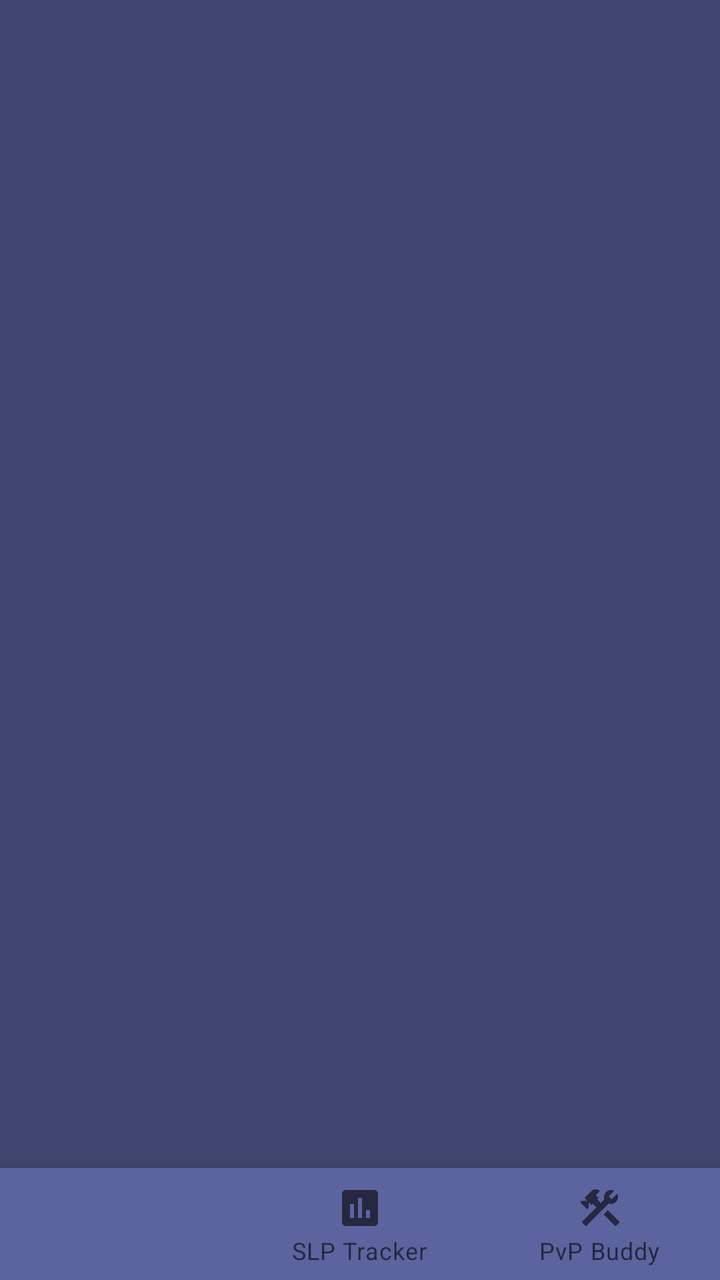
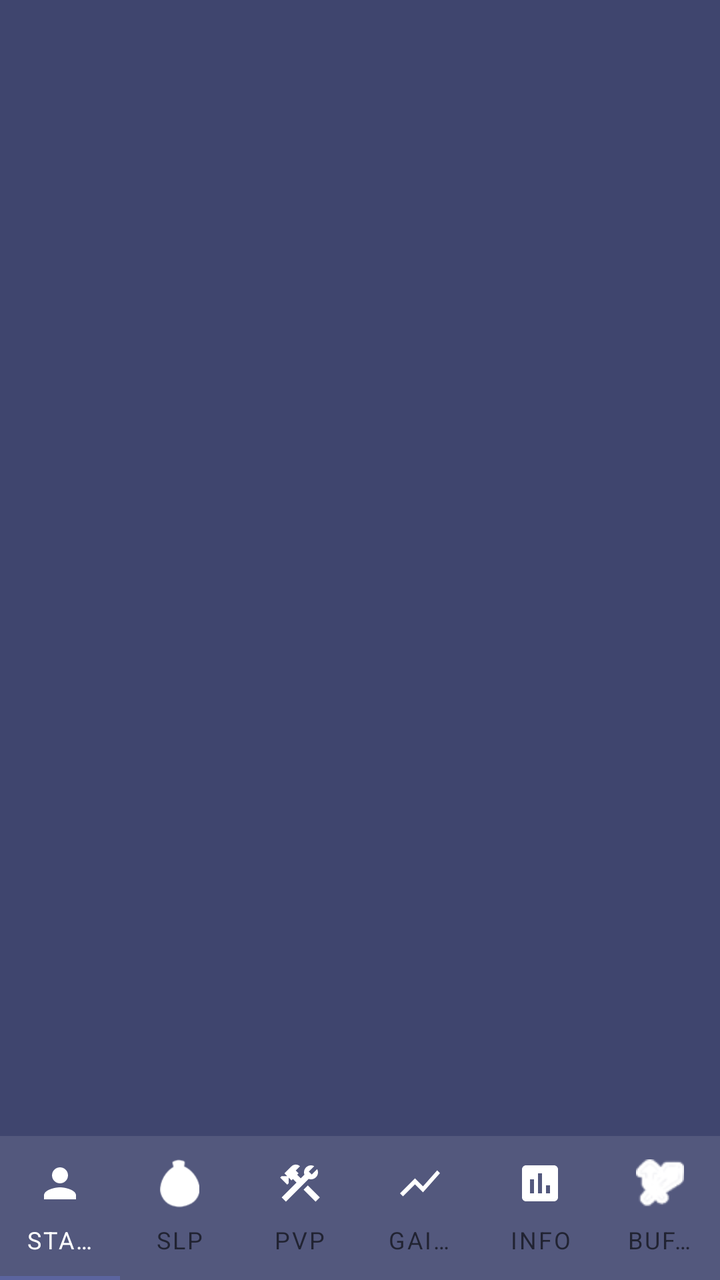

An Android layout rendered at two revisions. The XML below is the earlier revision; the diff shows what the commit changed to produce the second picture.
<!-- AndroidManifest.xml: application theme Theme.LFGAxieCompanionApp.NoActionBar -->
<!-- res/layout/activity_main.xml -->
<?xml version="1.0" encoding="utf-8"?>
<androidx.constraintlayout.widget.ConstraintLayout xmlns:android="http://schemas.android.com/apk/res/android"
    xmlns:app="http://schemas.android.com/apk/res-auto"
    xmlns:tools="http://schemas.android.com/tools"
    android:layout_width="match_parent"
    android:layout_height="match_parent"
    android:background="@color/colorPrimary"
    tools:context=".app.presentation.login.LoginActivity">

    <androidx.viewpager2.widget.ViewPager2
        android:layout_width="match_parent"
        android:layout_height="0dp"
        app:layout_constraintEnd_toEndOf="parent"
        app:layout_constraintStart_toStartOf="parent"
        app:layout_constraintTop_toTopOf="parent"
        app:layout_constraintBottom_toTopOf="@id/bottomNav"
        />

    <com.google.android.material.bottomnavigation.BottomNavigationView
        android:id="@+id/bottomNav"
        android:layout_width="match_parent"
        android:background="@color/colorSecondary"
        android:elevation="8dp"
        android:layout_height="0dp"
        app:layout_constraintEnd_toEndOf="parent"
        app:layout_constraintStart_toStartOf="parent"
        app:layout_constraintBottom_toBottomOf="parent"
        app:menu="@menu/bottom_nav"
        />

</androidx.constraintlayout.widget.ConstraintLayout>
<!-- resources referenced by this layout -->
<resources>
  <color name="colorPrimary">#3F456E</color>
  <color name="colorSecondary">#5B649F</color>
  <style name="Theme.LFGAxieCompanionApp.NoActionBar">
          <item name="windowActionBar">false</item>
          <item name="windowNoTitle">true</item>
      </style>
</resources>

<!-- the commit's change to res/layout/activity_main.xml (unified diff, before → after) -->
@@ -8,24 +8,76 @@
     tools:context=".app.presentation.login.LoginActivity">
 
     <androidx.viewpager2.widget.ViewPager2
+        android:id="@+id/viewPager"
         android:layout_width="match_parent"
         android:layout_height="0dp"
+        app:layout_constraintBottom_toTopOf="@id/tabBottom"
         app:layout_constraintEnd_toEndOf="parent"
         app:layout_constraintStart_toStartOf="parent"
-        app:layout_constraintTop_toTopOf="parent"
-        app:layout_constraintBottom_toTopOf="@id/bottomNav"
-        />
+        app:layout_constraintTop_toTopOf="parent" />
 
-    <com.google.android.material.bottomnavigation.BottomNavigationView
-        android:id="@+id/bottomNav"
+    <com.google.android.material.tabs.TabLayout
+        android:id="@+id/tabBottom"
         android:layout_width="match_parent"
-        android:background="@color/colorSecondary"
-        android:elevation="8dp"
-        android:layout_height="0dp"
+        android:layout_height="wrap_content"
+        android:background="@color/tableField2"
+        app:layout_constraintBottom_toBottomOf="parent"
         app:layout_constraintEnd_toEndOf="parent"
+        app:layout_constraintTop_toBottomOf="@id/viewPager"
         app:layout_constraintStart_toStartOf="parent"
-        app:layout_constraintBottom_toBottomOf="parent"
-        app:menu="@menu/bottom_nav"
-        />
+        app:tabSelectedTextColor="@color/white"
+        app:tabIconTint="@color/white"
+        app:tabGravity="fill"
+        app:tabTextAppearance="@style/LFGTabText">
+
+        <com.google.android.material.tabs.TabItem
+            android:layout_width="wrap_content"
+            android:layout_height="match_parent"
+            android:icon="@drawable/ic_baseline_person_24"
+            android:text="Stats" />
+
+        <com.google.android.material.tabs.TabItem
+            android:layout_width="wrap_content"
+            android:layout_height="match_parent"
+            android:icon="@drawable/icon_slp___copy"
+            android:text="SLP" />
+
+        <com.google.android.material.tabs.TabItem
+            android:layout_width="wrap_content"
+            android:layout_height="match_parent"
+            android:icon="@drawable/ic_baseline_construction_24"
+            android:text="PvP" />
+
+        <com.google.android.material.tabs.TabItem
+            android:layout_width="wrap_content"
+            android:layout_height="match_parent"
+            android:icon="@drawable/ic_baseline_show_chart_24"
+            android:text="Gains" />
+
+        <com.google.android.material.tabs.TabItem
+            android:layout_width="wrap_content"
+            android:layout_height="match_parent"
+            android:icon="@drawable/ic_baseline_assessment_24"
+            android:text="Info" />
+
+        <com.google.android.material.tabs.TabItem
+            android:layout_width="wrap_content"
+            android:layout_height="match_parent"
+            android:icon="@drawable/buff_attack_up"
+            android:text="Buffs" />
+    </com.google.android.material.tabs.TabLayout>
+
+
+    
+    
+    
+    
+    
+    
+    
+    
+    
+    
+    
 
 </androidx.constraintlayout.widget.ConstraintLayout>
<!-- resource entries referenced after the edit -->
@@ -1,7 +1,41 @@
 <!-- resources referenced by this layout -->
 <resources>
   <color name="colorPrimary">#3F456E</color>
-  <color name="colorSecondary">#5B649F</color>
+  <color name="tableField2">#53587D</color>
+  <color name="white">#FFFFFFFF</color>
+  <!-- drawable buff_attack_up: png bitmap (drawable, 3158 bytes) -->
+  <!-- drawable ic_baseline_assessment_24 (drawable) -->
+  <vector android:height="24dp" android:tint="#FFFFFF"
+      android:viewportHeight="24" android:viewportWidth="24"
+      android:width="24dp" xmlns:android="http://schemas.android.com/apk/res/android">
+      <path android:fillColor="@android:color/white" android:pathData="M19,3L5,3c-1.1,0 -2,0.9 -2,2v14c0,1.1 0.9,2 2,2h14c1.1,0 2,-0.9 2,-2L21,5c0,-1.1 -0.9,-2 -2,-2zM9,17L7,17v-7h2v7zM13,17h-2L11,7h2v10zM17,17h-2v-4h2v4z"/>
+  </vector>
+  <!-- drawable ic_baseline_construction_24 (drawable) -->
+  <vector android:height="24dp" android:tint="#FFFFFF"
+      android:viewportHeight="24" android:viewportWidth="24"
+      android:width="24dp" xmlns:android="http://schemas.android.com/apk/res/android">
+      <path android:fillColor="@android:color/white" android:pathData="M13.7827,15.1719l2.1213,-2.1213l5.9962,5.9962l-2.1213,2.1213z"/>
+      <path android:fillColor="@android:color/white" android:pathData="M17.5,10c1.93,0 3.5,-1.57 3.5,-3.5c0,-0.58 -0.16,-1.12 -0.41,-1.6l-2.7,2.7L16.4,6.11l2.7,-2.7C18.62,3.16 18.08,3 17.5,3C15.57,3 14,4.57 14,6.5c0,0.41 0.08,0.8 0.21,1.16l-1.85,1.85l-1.78,-1.78l0.71,-0.71L9.88,5.61L12,3.49c-1.17,-1.17 -3.07,-1.17 -4.24,0L4.22,7.03l1.41,1.41H2.81L2.1,9.15l3.54,3.54l0.71,-0.71V9.15l1.41,1.41l0.71,-0.71l1.78,1.78l-7.41,7.41l2.12,2.12L16.34,9.79C16.7,9.92 17.09,10 17.5,10z"/>
+  </vector>
+  <!-- drawable ic_baseline_person_24 (drawable) -->
+  <vector android:height="24dp" android:tint="#FFFFFF"
+      android:viewportHeight="24" android:viewportWidth="24"
+      android:width="24dp" xmlns:android="http://schemas.android.com/apk/res/android">
+      <path android:fillColor="@android:color/white" android:pathData="M12,12c2.21,0 4,-1.79 4,-4s-1.79,-4 -4,-4 -4,1.79 -4,4 1.79,4 4,4zM12,14c-2.67,0 -8,1.34 -8,4v2h16v-2c0,-2.66 -5.33,-4 -8,-4z"/>
+  </vector>
+  <!-- drawable ic_baseline_show_chart_24 (drawable) -->
+  <vector android:height="24dp" android:tint="#FFFFFF"
+      android:viewportHeight="24" android:viewportWidth="24"
+      android:width="24dp" xmlns:android="http://schemas.android.com/apk/res/android">
+      <path android:fillColor="@android:color/white" android:pathData="M3.5,18.49l6,-6.01 4,4L22,6.92l-1.41,-1.41 -7.09,7.97 -4,-4L2,16.99z"/>
+  </vector>
+  <!-- drawable icon_slp___copy: png bitmap (drawable, 5403 bytes) -->
+  <style name="LFGTabText">
+          <item name="fontFamily">@font/poppins</item>
+          <item name="android:textColor">@color/colorPrimary</item>
+          <item name="tabSelectedTextColor">@color/white</item>
+          <item name="android:textSize">12dp</item>
+      </style>
   <style name="Theme.LFGAxieCompanionApp.NoActionBar">
           <item name="windowActionBar">false</item>
           <item name="windowNoTitle">true</item>
